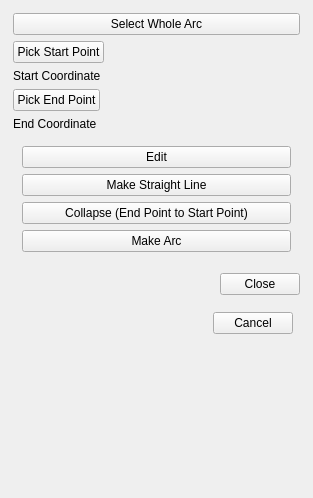
First picture: the form in smtk/bridge/polygon/qt/qtArcWidgetPanel.ui, repository Kitware/SMTK, before the edit.
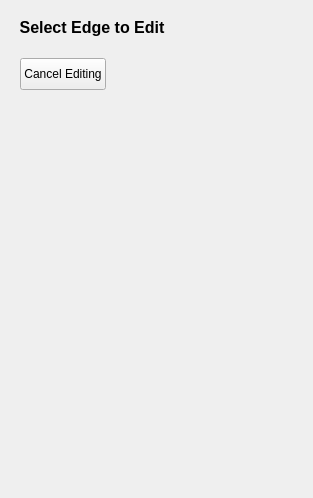
Second picture: the form after the edit. Icons and pictures are not drawn.

Commit message:
Refactored the arc-editing support to handle only whole arc
After fixing the performance bug in building contour representation,
there is no need for the sub-arc editing support, because now the widget
representation can handle the whole arc of decent size (20k+ points) with ease.
This simplifies the UI and arc-editing logic a great deal.

```diff
--- a/smtk/bridge/polygon/qt/qtArcWidgetPanel.ui
+++ b/smtk/bridge/polygon/qt/qtArcWidgetPanel.ui
@@ -15,187 +15,75 @@
   </property>
   <layout class="QVBoxLayout" name="verticalLayout_4">
    <item>
-    <widget class="QWidget" name="SelectPointsWidget" native="true">
-     <layout class="QVBoxLayout" name="verticalLayout_3">
-      <property name="leftMargin">
-       <number>2</number>
-      </property>
-      <property name="topMargin">
-       <number>2</number>
-      </property>
-      <property name="rightMargin">
-       <number>2</number>
-      </property>
-      <property name="bottomMargin">
-       <number>2</number>
-      </property>
-      <item>
-       <layout class="QFormLayout" name="formLayout">
-        <property name="fieldGrowthPolicy">
-         <enum>QFormLayout::AllNonFixedFieldsGrow</enum>
-        </property>
-        <item row="1" column="0">
-         <widget class="QPushButton" name="StartPointButton">
-          <property name="text">
-           <string>Pick Start Point</string>
-          </property>
-          <property name="icon">
-           <iconset resource="qtWidgetsIcons.qrc">
-            <normaloff>:/icons/pqwidgets/edgepoint.png</normaloff>:/icons/pqwidgets/edgepoint.png</iconset>
-          </property>
-         </widget>
-        </item>
-        <item row="3" column="0">
-         <widget class="QPushButton" name="EndPointButton">
-          <property name="text">
-           <string>Pick End Point</string>
-          </property>
-          <property name="icon">
-           <iconset resource="qtWidgetsIcons.qrc">
-            <normaloff>:/icons/pqwidgets/edgepoint.png</normaloff>:/icons/pqwidgets/edgepoint.png</iconset>
-          </property>
-         </widget>
-        </item>
-        <item row="0" column="0" colspan="2">
-         <widget class="QPushButton" name="WholeArcButton">
-          <property name="text">
-           <string>Select Whole Arc</string>
-          </property>
-         </widget>
-        </item>
-        <item row="2" column="0" colspan="2">
-         <widget class="QLabel" name="StartPointLabel">
-          <property name="sizePolicy">
-           <sizepolicy hsizetype="Preferred" vsizetype="Fixed">
-            <horstretch>0</horstretch>
-            <verstretch>0</verstretch>
-           </sizepolicy>
-          </property>
-          <property name="text">
-           <string>Start Coordinate</string>
-          </property>
-         </widget>
-        </item>
-        <item row="4" column="0" colspan="2">
-         <widget class="QLabel" name="EndPointLabel">
-          <property name="sizePolicy">
-           <sizepolicy hsizetype="Preferred" vsizetype="Fixed">
-            <horstretch>0</horstretch>
-            <verstretch>0</verstretch>
-           </sizepolicy>
-          </property>
-          <property name="text">
-           <string>End Coordinate</string>
-          </property>
-         </widget>
-        </item>
-       </layout>
-      </item>
-      <item>
-       <widget class="QWidget" name="OperationsWidget" native="true">
-        <layout class="QVBoxLayout" name="verticalLayout">
-         <item>
-          <layout class="QGridLayout" name="CommonOperations">
-           <item row="0" column="0" colspan="2">
-            <widget class="QPushButton" name="EditButton">
-             <property name="text">
-              <string>Edit</string>
-             </property>
-             <property name="icon">
-              <iconset resource="qtWidgetsIcons.qrc">
-               <normaloff>:/icons/pqwidgets/contour.png</normaloff>:/icons/pqwidgets/contour.png</iconset>
-             </property>
-            </widget>
-           </item>
-           <item row="1" column="0" colspan="2">
-            <widget class="QPushButton" name="ArcStraightenButton">
-             <property name="text">
-              <string>Make Straight Line</string>
-             </property>
-            </widget>
-           </item>
-          </layout>
-         </item>
-         <item>
-          <widget class="QWidget" name="SubArcOpWidget" native="true">
-           <layout class="QGridLayout" name="gridLayout">
-            <property name="leftMargin">
-             <number>0</number>
-            </property>
-            <property name="topMargin">
-             <number>0</number>
-            </property>
-            <property name="rightMargin">
-             <number>0</number>
-            </property>
-            <property name="bottomMargin">
-             <number>0</number>
-            </property>
-            <item row="0" column="0">
-             <layout class="QGridLayout" name="SubArcOperations">
-              <item row="0" column="0">
-               <widget class="QPushButton" name="ArcCollapseButton">
-                <property name="text">
-                 <string>Collapse (End Point to Start Point)</string>
-                </property>
-               </widget>
-              </item>
-              <item row="1" column="0">
-               <widget class="QPushButton" name="MakeArcButton">
-                <property name="text">
-                 <string>Make Arc</string>
-                </property>
-               </widget>
-              </item>
-             </layout>
-            </item>
-           </layout>
-          </widget>
-         </item>
-         <item>
-          <widget class="QWidget" name="WholeArcOpWidget" native="true">
-           <layout class="QGridLayout" name="gridLayout_3">
-            <property name="leftMargin">
-             <number>0</number>
-            </property>
-            <property name="topMargin">
-             <number>0</number>
-            </property>
-            <property name="rightMargin">
-             <number>0</number>
-            </property>
-            <property name="bottomMargin">
-             <number>0</number>
-            </property>
-            <item row="0" column="0">
-             <layout class="QGridLayout" name="WholeArcOperations"/>
-            </item>
-           </layout>
-          </widget>
-         </item>
-        </layout>
-       </widget>
-      </item>
-      <item>
-       <widget class="QDialogButtonBox" name="PickButtonBox">
-        <property name="standardButtons">
-         <set>QDialogButtonBox::Close</set>
-        </property>
-       </widget>
-      </item>
-     </layout>
+    <widget class="QToolButton" name="SelectArcButton">
+     <property name="sizePolicy">
+      <sizepolicy hsizetype="Fixed" vsizetype="Fixed">
+       <horstretch>0</horstretch>
+       <verstretch>0</verstretch>
+      </sizepolicy>
+     </property>
+     <property name="minimumSize">
+      <size>
+       <width>0</width>
+       <height>32</height>
+      </size>
+     </property>
+     <property name="font">
+      <font>
+       <pointsize>12</pointsize>
+       <weight>75</weight>
+       <bold>true</bold>
+      </font>
+     </property>
+     <property name="layoutDirection">
+      <enum>Qt::LeftToRight</enum>
+     </property>
+     <property name="text">
+      <string>Select Edge to Edit</string>
+     </property>
+     <property name="icon">
+      <iconset resource="qtWidgetsIcons.qrc">
+       <normaloff>:/icons/pqwidgets/contour.png</normaloff>:/icons/pqwidgets/contour.png</iconset>
+     </property>
+     <property name="checkable">
+      <bool>true</bool>
+     </property>
+     <property name="toolButtonStyle">
+      <enum>Qt::ToolButtonTextBesideIcon</enum>
+     </property>
+     <property name="autoRaise">
+      <bool>true</bool>
+     </property>
     </widget>
    </item>
    <item>
     <widget class="QWidget" name="ArcEditWidgtet" native="true">
      <layout class="QVBoxLayout" name="verticalLayout_2">
+      <property name="spacing">
+       <number>3</number>
+      </property>
       <item>
        <layout class="QVBoxLayout" name="ContourLayout"/>
       </item>
       <item>
-       <widget class="QDialogButtonBox" name="EditButtonBox">
-        <property name="standardButtons">
-         <set>QDialogButtonBox::Cancel</set>
+       <widget class="QPushButton" name="cancelButton">
+        <property name="sizePolicy">
+         <sizepolicy hsizetype="Fixed" vsizetype="Fixed">
+          <horstretch>0</horstretch>
+          <verstretch>0</verstretch>
+         </sizepolicy>
+        </property>
+        <property name="minimumSize">
+         <size>
+          <width>0</width>
+          <height>32</height>
+         </size>
+        </property>
+        <property name="layoutDirection">
+         <enum>Qt::LeftToRight</enum>
+        </property>
+        <property name="text">
+         <string>Cancel Editing</string>
         </property>
        </widget>
       </item>
```
Left out of the diff: 6 changed lines with no effect on the pictures. The commit also changes 18 other files.
